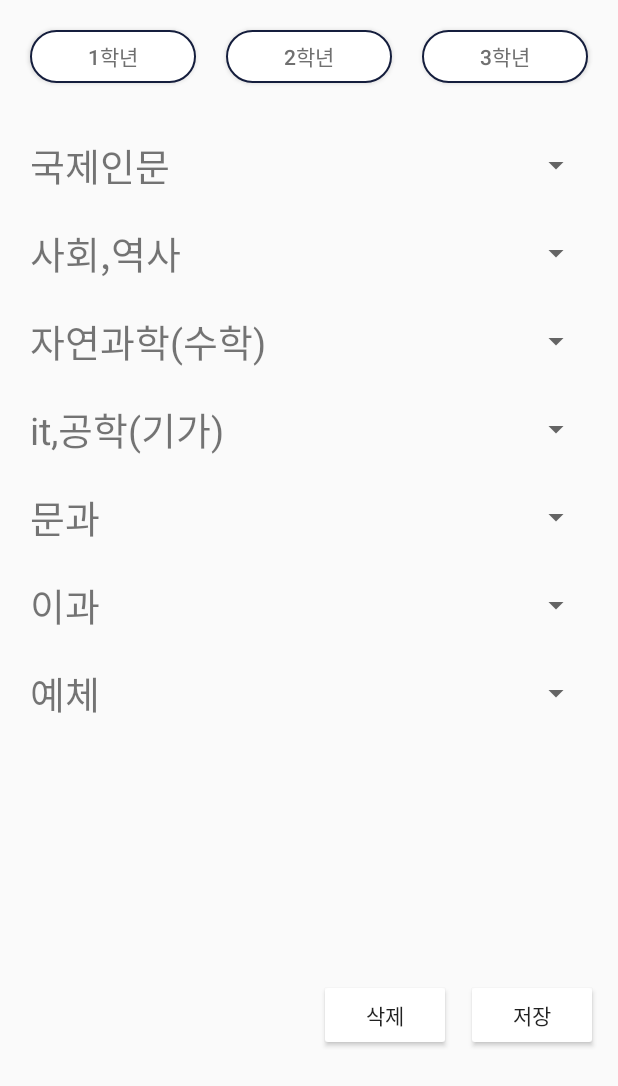
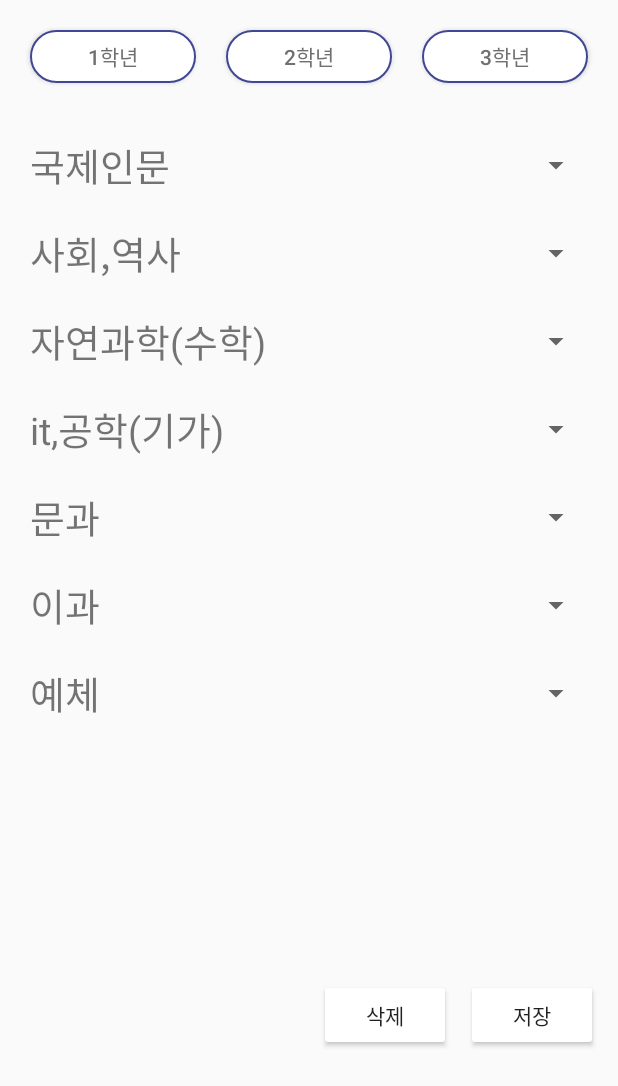
Before and after one commit to CodezTree/CNBoard, an Android app: the layout enrolment_student.xml on its own in the app's theme, with its tools: preview values and no code run, on a phone screen of 412 x 824 dp. Shown: the top 1086 px of the screen. Run offline under Robolectric (Android 15) with nearby library versions, the phone set to English and light mode, and no system bars; network calls fail.

Commit message:
김동현은 보아라

```diff
--- /dev/null
+++ b/app/src/main/res/drawable/circle.xml
@@ -0,0 +1,6 @@
+<?xml version="1.0" encoding="utf-8"?>
+<shape xmlns:android="http://schemas.android.com/apk/res/android"
+    android:shape="oval">
+
+        <solid android:color="#eaecfd"/>
+    </shape>
--- /dev/null
+++ b/app/src/main/res/drawable/comment_rectangle.xml
@@ -0,0 +1,15 @@
+<?xml version="1.0" encoding="utf-8"?>
+<shape xmlns:android="http://schemas.android.com/apk/res/android"
+    android:shape = "rectangle">
+    <stroke
+        android:color="#414893"
+        android:width="1dp"/>
+
+    <solid
+        android:color="#FFFFFF"/>
+    <size
+        android:width="280dp"
+        android:height="90dp"/>
+    <corners
+        android:radius="32dp"/>
+</shape>
--- a/app/src/main/res/layout/enrolment_student.xml
+++ b/app/src/main/res/layout/enrolment_student.xml
@@ -20,7 +20,7 @@
                 android:layout_weight="1"
                 android:layout_margin="10dp"
                 android:text="1학년"
-                android:background = "@drawable/gradebtn_rectangle"
+                android:background = "@drawable/comment_rectangle"
                 android:textColor="#707070" />
             <Button
                 android:layout_width="wrap_content"
@@ -29,7 +29,7 @@
                 android:layout_gravity="center"
                 android:layout_weight="1"
                 android:text="2학년"
-                android:background = "@drawable/gradebtn_rectangle"
+                android:background = "@drawable/comment_rectangle"
                 android:textColor="#707070"
                 android:layout_margin="10dp"
                 />
@@ -40,7 +40,7 @@
                 android:layout_gravity="center"
                 android:layout_weight="1"
                 android:text="3학년"
-                android:background = "@drawable/gradebtn_rectangle"
+                android:background = "@drawable/comment_rectangle"
                 android:textColor="#707070"
                 android:layout_margin="10dp"
                 />
--- a/app/src/main/res/layout/enrolment_studentt.xml
+++ b/app/src/main/res/layout/enrolment_studentt.xml
@@ -57,7 +57,7 @@
             android:layout_margin="15dp"
             android:text="1학년"
             android:id="@+id/grade1_btn"
-            android:background = "@drawable/gradebtn_rectangle"
+            android:background = "@drawable/comment_rectangle"
             android:textColor="#707070" />
         <Button
             android:layout_width="wrap_content"
@@ -66,7 +66,7 @@
             android:layout_margin="15dp"
             android:text="2학년"
             android:id="@+id/grade2_btn"
-            android:background = "@drawable/gradebtn_rectangle"
+            android:background = "@drawable/comment_rectangle"
             android:textColor="#707070"/>
         <Button
             android:layout_width="wrap_content"
@@ -75,7 +75,7 @@
             android:layout_margin="15dp"
             android:text="3학년"
             android:id="@+id/grade3_btn"
-            android:background = "@drawable/gradebtn_rectangle"
+            android:background = "@drawable/comment_rectangle"
             android:textColor="#707070"/>
 
 
```
Also changed, not shown: app/src/main/java/com/teammgh/cnboard/EnrolmentSubject.java (+6 -8 lines), app/src/main/res/layout/activity_food_detail.xml (+45 -0 lines), app/src/main/res/layout/comment_item.xml (added, +42 -0 lines), app/src/main/res/drawable-v24/like.png (added).
